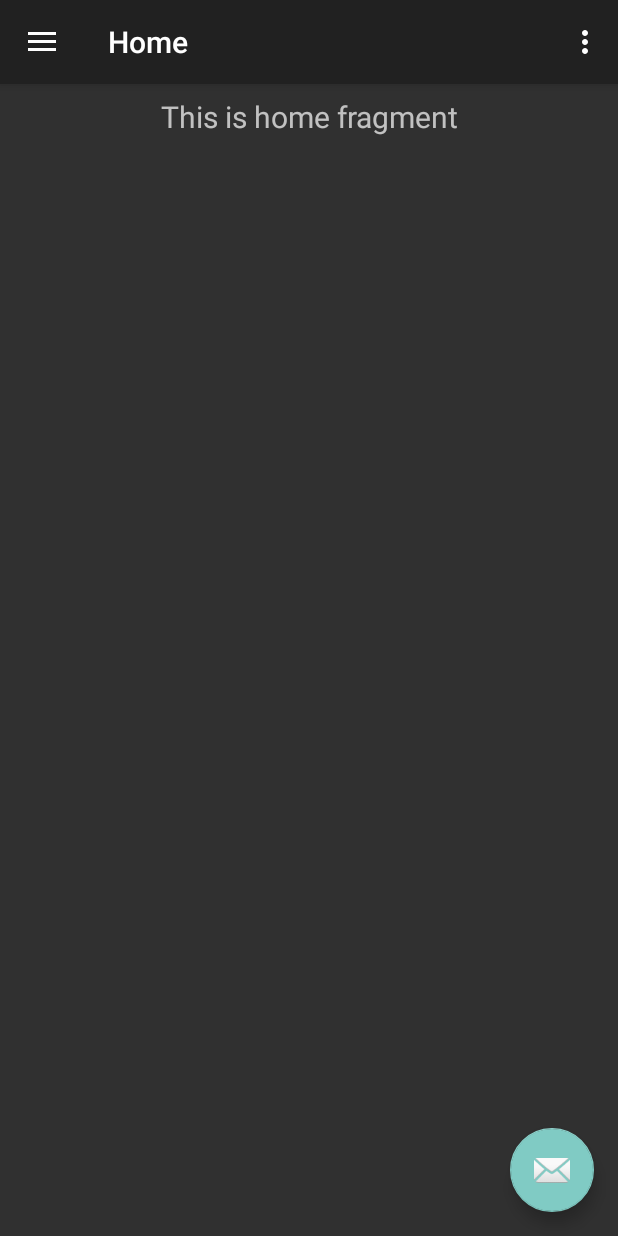
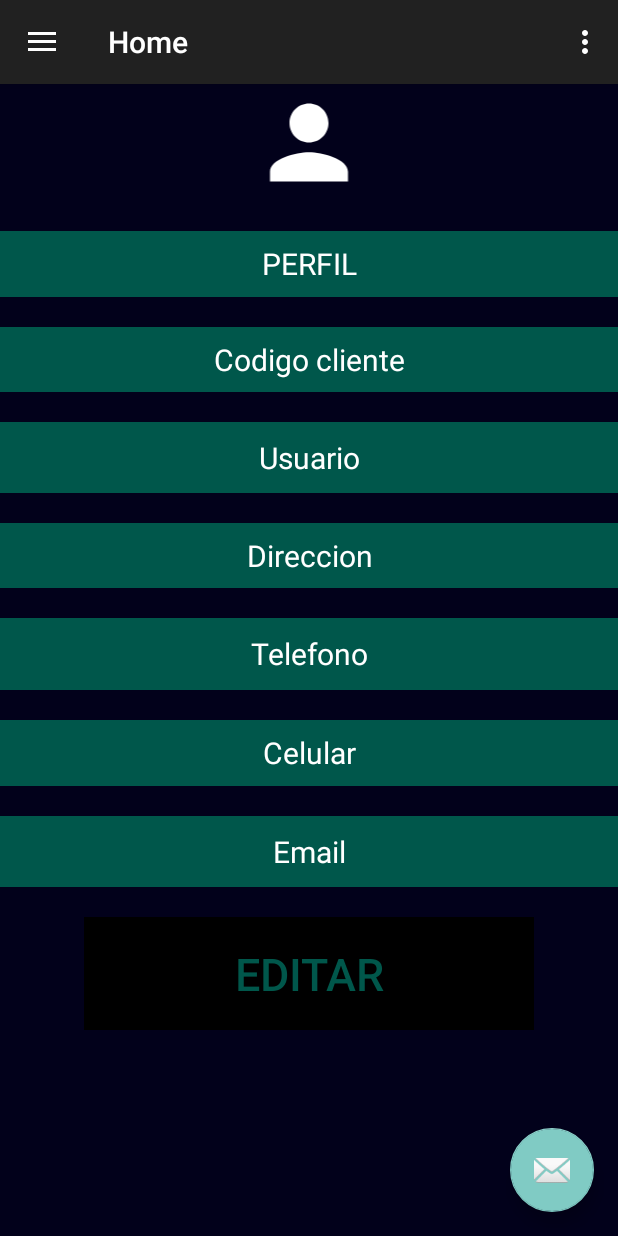
Before and after one commit to shivera605/PupusasYaProjectCli, an Android app: the MenuPrincipalActivity screen opened directly, with no data from a screen before it, on a phone screen of 412 x 824 dp. Run offline under Robolectric (Android 15) with nearby library versions, the phone set to English and light mode, and no system bars; our stand-ins replace navigation-ui; 2 statements that could not run were skipped.

Commit message:
agregando perfil2

```diff
--- /dev/null
+++ b/app/src/main/java/pupusas/app/pupusasyaprojectcli/Perfil.java
@@ -0,0 +1,52 @@
+package pupusas.app.pupusasyaprojectcli;
+
+public class Perfil {
+    private int id;
+    private String nombre;
+    private String direccion;
+    private String email;
+    private String telefono;
+    private String celular;
+
+
+    public Perfil(){
+    }
+
+    public Perfil(int id, String nombre, String direccion, String email, String telefono, String celular){
+        this.id=id;
+        this.nombre=nombre;
+        this.direccion=direccion;
+        this.email=email;
+        this.telefono=telefono;
+        this.celular=celular;
+    }
+
+    public void setId (int id){
+        this.id=id;
+    }
+
+    public  void setNombre(String nombre){
+        this.nombre=nombre;
+    }
+
+    public  void setDireccion(String direccion){
+        this.direccion=direccion;
+    }
+
+    public  void setEmail(String email){
+        this.email=email;
+    }
+
+    public  void setTelefono(String telefono){
+        this.telefono=telefono;
+    }
+
+    public  void setCelular(String celular){
+        this.celular=celular;
+    }
+
+    @Override
+    public String toString(){
+        return nombre;
+    }
+}
--- a/app/src/main/java/pupusas/app/pupusasyaprojectcli/ui/home/HomeFragment.java
+++ b/app/src/main/java/pupusas/app/pupusasyaprojectcli/ui/home/HomeFragment.java
@@ -22,7 +22,7 @@ public class HomeFragment extends Fragment {
                              ViewGroup container, Bundle savedInstanceState) {
         homeViewModel =
                 ViewModelProviders.of(this).get(HomeViewModel.class);
-        View root = inflater.inflate(R.layout.fragment_home, container, false);
+        View root = inflater.inflate(R.layout.fragment_perfil, container, false);
         final TextView textView = root.findViewById(R.id.text_home);
         homeViewModel.getText().observe(this, new Observer<String>() {
             @Override
--- a/app/src/main/res/layout/fragment_home.xml
+++ /dev/null
@@ -1,19 +0,0 @@
-<?xml version="1.0" encoding="utf-8"?>
-<androidx.constraintlayout.widget.ConstraintLayout xmlns:android="http://schemas.android.com/apk/res/android"
-    xmlns:app="http://schemas.android.com/apk/res-auto"
-    android:layout_width="match_parent"
-    android:layout_height="match_parent">
-
-    <TextView
-        android:id="@+id/text_home"
-        android:layout_width="match_parent"
-        android:layout_height="wrap_content"
-        android:layout_marginStart="8dp"
-        android:layout_marginTop="8dp"
-        android:layout_marginEnd="8dp"
-        android:textAlignment="center"
-        android:textSize="20sp"
-        app:layout_constraintEnd_toEndOf="parent"
-        app:layout_constraintStart_toStartOf="parent"
-        app:layout_constraintTop_toTopOf="parent" />
-</androidx.constraintlayout.widget.ConstraintLayout>
--- /dev/null
+++ b/app/src/main/res/layout/fragment_perfil.xml
@@ -0,0 +1,164 @@
+<?xml version="1.0" encoding="utf-8"?>
+    <ScrollView xmlns:app="http://schemas.android.com/apk/res-auto"
+        xmlns:tools="http://schemas.android.com/tools"
+        android:orientation="horizontal"
+        xmlns:android="http://schemas.android.com/apk/res/android"
+        android:layout_height="match_parent"
+        android:layout_width="match_parent" android:background="@color/colorDarkBlue">
+
+        <ScrollView
+            android:layout_width="match_parent"
+            android:layout_height="match_parent"
+            android:orientation="vertical" >
+
+            <LinearLayout
+                android:layout_width="match_parent"
+                android:layout_height="match_parent"
+                tools:context=".SignUp"
+                android:orientation="vertical">
+
+                <ImageView
+                    android:id="@+id/imageView"
+                    android:layout_width="match_parent"
+                    android:layout_height="78dp"
+                    app:srcCompat="@drawable/vperfil2" />
+
+                <TextView
+                    android:layout_width="match_parent"
+                    android:layout_height="44dp"
+                    android:layout_marginTop="20dp"
+                    android:background="@color/colorPrimaryDark"
+                    android:gravity="center"
+                    android:text="@string/perfil"
+                    android:textColor="@color/colorWhite"
+                    android:textSize="20sp" />
+
+                <LinearLayout
+                    android:layout_width="match_parent"
+                    android:layout_height="wrap_content"
+                    android:orientation="vertical"
+                    android:gravity="center">
+
+
+                    <LinearLayout
+                        android:layout_width="20dp"
+                        android:layout_height="wrap_content"/>
+
+
+                    <TextView
+                        android:id="@+id/tvCodigo"
+                        android:layout_width="match_parent"
+                        android:layout_height="43dp"
+                        android:layout_marginTop="20dp"
+                        android:background="@color/colorPrimaryDark"
+                        android:gravity="center"
+                        android:text="@string/codigo_de_la_pupuseria"
+                        android:textColor="@color/colorWhite"
+                        android:textSize="20sp" />
+
+                    <TextView
+                        android:id="@+id/tvpupuseria"
+                        android:layout_width="match_parent"
+                        android:layout_height="47dp"
+                        android:layout_marginTop="20dp"
+                        android:background="@color/colorPrimaryDark"
+                        android:gravity="center"
+                        android:text="@string/pupuseria"
+                        android:textColor="@color/colorWhite"
+                        android:textSize="20sp" />
+
+                    <LinearLayout
+                        android:layout_width="20dp"
+                        android:layout_height="wrap_content"/>
+
+                    <TextView
+                        android:id="@+id/tvdireccion"
+                        android:layout_width="match_parent"
+                        android:layout_height="43dp"
+                        android:layout_marginTop="20dp"
+                        android:background="@color/colorPrimaryDark"
+                        android:gravity="center"
+                        android:text="@string/direccion"
+                        android:textColor="@color/colorWhite"
+                        android:textSize="20sp" />
+
+                    <LinearLayout
+                        android:layout_width="20dp"
+                        android:layout_height="wrap_content"/>
+
+                    <LinearLayout
+                        android:layout_width="20dp"
+                        android:layout_height="wrap_content"/>
+
+                    <TextView
+                        android:id="@+id/tvtelefono"
+                        android:layout_width="match_parent"
+                        android:layout_height="48dp"
+                        android:layout_marginTop="20dp"
+                        android:background="@color/colorPrimaryDark"
+                        android:gravity="center"
+                        android:text="@string/telefono"
+                        android:textColor="@color/colorWhite"
+                        android:textSize="20sp" />
+
+
+                    <LinearLayout
+                        android:layout_width="20dp"
+                        android:layout_height="wrap_content"/>
+
+                    <TextView
+                        android:id="@+id/tvcelular"
+                        android:layout_width="match_parent"
+                        android:layout_height="44dp"
+                        android:layout_marginTop="20dp"
+                        android:background="@color/colorPrimaryDark"
+                        android:gravity="center"
+                        android:text="@string/celular"
+                        android:textColor="@color/colorWhite"
+                        android:textSize="20sp" />
+
+
+                    <LinearLayout
+                        android:layout_width="20dp"
+                        android:layout_height="wrap_content"/>
+
+                    <TextView
+                        android:id="@+id/tvemail"
+                        android:layout_width="match_parent"
+                        android:layout_height="47dp"
+                        android:layout_marginTop="20dp"
+                        android:background="@color/colorPrimaryDark"
+                        android:gravity="center"
+                        android:text="@string/email"
+                        android:textColor="@color/colorWhite"
+                        android:textSize="20sp" />
+
+                </LinearLayout>
+
+                <LinearLayout
+                    android:layout_width="match_parent"
+                    android:layout_height="wrap_content"
+                    android:orientation="vertical"
+                    android:gravity="center">
+
+                    <Button
+                        android:id="@+id/btnEditar"
+                        android:layout_width="300dp"
+                        android:layout_height="75dp"
+                        android:layout_marginTop="20dp"
+                        android:layout_marginBottom="20dp"
+                        android:background="@android:color/primary_text_light"
+                        android:text="@string/editar"
+                        android:textColor="@color/colorPrimaryDark"
+                        android:textSize="30sp" />
+
+                    <LinearLayout
+                        android:layout_width="20dp"
+                        android:layout_height="wrap_content"/>
+
+                </LinearLayout>
+
+            </LinearLayout>
+
+        </ScrollView>
+    </ScrollView>
--- a/app/src/main/res/navigation/mobile_navigation.xml
+++ b/app/src/main/res/navigation/mobile_navigation.xml
@@ -9,7 +9,7 @@
         android:id="@+id/nav_home"
         android:name="pupusas.app.pupusasyaprojectcli.ui.home.HomeFragment"
         android:label="@string/menu_home"
-        tools:layout="@layout/fragment_home" />
+        tools:layout="@layout/fragment_perfil" />
 
     <fragment
         android:id="@+id/nav_gallery"
--- a/app/src/main/res/values/strings.xml
+++ b/app/src/main/res/values/strings.xml
@@ -29,4 +29,16 @@
     <string name="menu_tools">Tools</string>
     <string name="menu_share">Share</string>
     <string name="menu_send">Send</string>
+    <string name="nombredireccion">NombreDireccion</string>
+    <string name="telefono">Telefono</string>
+    <string name="nombretelefono">NombreTelefono</string>
+    <string name="celular">Celular</string>
+    <string name="nombrecelular">NombreCelular</string>
+    <string name="email">Email</string>
+    <string name="editar">Editar</string>
+    <string name="codigo">Codigo</string>
+    <string name="codigo_de_la_pupuseria">Codigo  cliente</string>
+    <string name="pupuseria">Usuario</string>
+    <string name="perfil">PERFIL</string>
+    <string name="direccion">Direccion</string>
 </resources>
```
